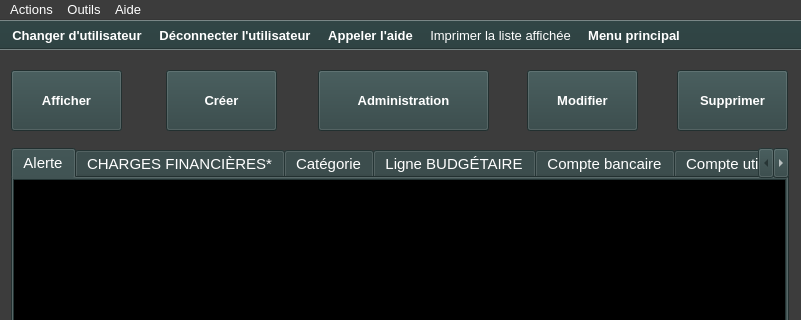
This is ui/yeroth-erp-admin-lister-window.ui in yerothd/yeroth-erp-3-0 as Qt 5 draws it before an edit; both pictures show x 0 to 801 and y 0 to 320 of the 801 by 600 pixel window. The edited form follows.
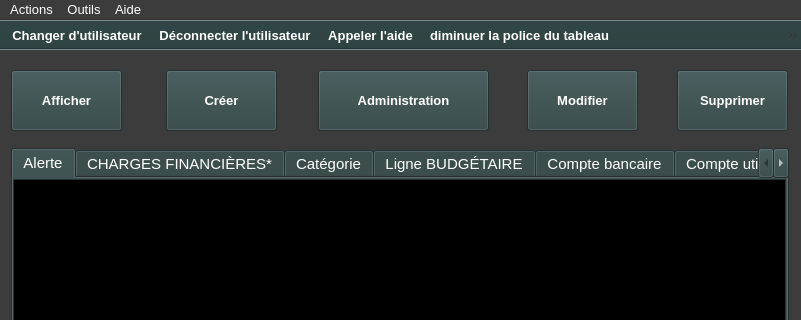
This is the edited form. Icons and pictures are not drawn. Custom widgets are drawn as their Qt base class.

What changed in the file:
```diff
--- a/ui/yeroth-erp-admin-lister-window.ui
+++ b/ui/yeroth-erp-admin-lister-window.ui
@@ -10690,6 +10690,11 @@
    <addaction name="actionChanger_utilisateur"/>
    <addaction name="actionDeconnecter_utilisateur"/>
    <addaction name="actionAppeler_aide"/>
+   <addaction name="actiondiminuer_la_police_du_tableau"/>
+   <addaction name="actionAUGMENTER_LA_POLICE_DU_TABLEAU"/>
+   <addaction name="actionChampsDBVisible"/>
+   <addaction name="actionReinitialiserChampsDBVisible"/>
+   <addaction name="action_parametrer_les_impressions"/>
    <addaction name="actionAfficherPDF"/>
    <addaction name="actionRetournerMenuPrincipal"/>
   </widget>
@@ -10881,6 +10886,80 @@
     </font>
    </property>
   </action>
+  <action name="action_parametrer_les_impressions">
+   <property name="icon">
+    <iconset>
+     <normalon>:/yeroth-erp-3-0-images/yeroth-erp-3-0-printing-settings.png</normalon>
+    </iconset>
+   </property>
+   <property name="text">
+    <string>Paramétrer les impressions PDF</string>
+   </property>
+   <property name="toolTip">
+    <string>Paramétrer les impressions PDF</string>
+   </property>
+   <property name="font">
+    <font>
+     <pointsize>10</pointsize>
+    </font>
+   </property>
+  </action>
+  <action name="actionAUGMENTER_LA_POLICE_DU_TABLEAU">
+   <property name="icon">
+    <iconset>
+     <normalon>:/yeroth-erp-3-0-images/yeroth-erp-3-0-font_size_UP.png</normalon>
+    </iconset>
+   </property>
+   <property name="text">
+    <string>AUGMENTER LA POLICE DU TABLEAU</string>
+   </property>
+  </action>
+  <action name="actiondiminuer_la_police_du_tableau">
+   <property name="icon">
+    <iconset>
+     <normalon>:/yeroth-erp-3-0-images/yeroth-erp-3-0-font_size_DOWN.png</normalon>
+    </iconset>
+   </property>
+   <property name="text">
+    <string>diminuer la police du tableau</string>
+   </property>
+  </action>
+  <action name="actionChampsDBVisible">
+   <property name="icon">
+    <iconset>
+     <normalon>:/yeroth-erp-3-0-images/yeroth-erp-3.0-select-database-table-column-icon.png</normalon>
+    </iconset>
+   </property>
+   <property name="text">
+    <string>Sélectionner les  champs (base de données) visible</string>
+   </property>
+   <property name="toolTip">
+    <string>Sélectionner les  champs (base de données) visible</string>
+   </property>
+   <property name="font">
+    <font>
+     <pointsize>10</pointsize>
+    </font>
+   </property>
+  </action>
+  <action name="actionReinitialiserChampsDBVisible">
+   <property name="icon">
+    <iconset>
+     <normalon>:/yeroth-erp-3-0-images/yeroth-erp-3.0-reset-database-table-column-selection-icon.png</normalon>
+    </iconset>
+   </property>
+   <property name="text">
+    <string>Réinitialiser les  champs (base de données) visible</string>
+   </property>
+   <property name="toolTip">
+    <string>Réinitialiser les  champs (base de données) visible</string>
+   </property>
+   <property name="font">
+    <font>
+     <pointsize>10</pointsize>
+    </font>
+   </property>
+  </action>
  </widget>
  <customwidgets>
   <customwidget>
@@ -10921,6 +11000,11 @@
    <extends>QTableView</extends>
    <header>src/admin/widgets/table-view/yeroth-erp-product-department-table-view.hpp</header>
   </customwidget>
+  <customwidget>
+   <class>YerothERPFinancialExpenseTableView</class>
+   <extends>QTableView</extends>
+   <header>src/admin/widgets/table-view/yeroth-erp-financial-expense-table-view.hpp</header>
+  </customwidget>
  </customwidgets>
  <tabstops>
   <tabstop>tableView_lister_alerte</tabstop>
```
Left out of the diff: 9 changed lines with no effect on the pictures.
